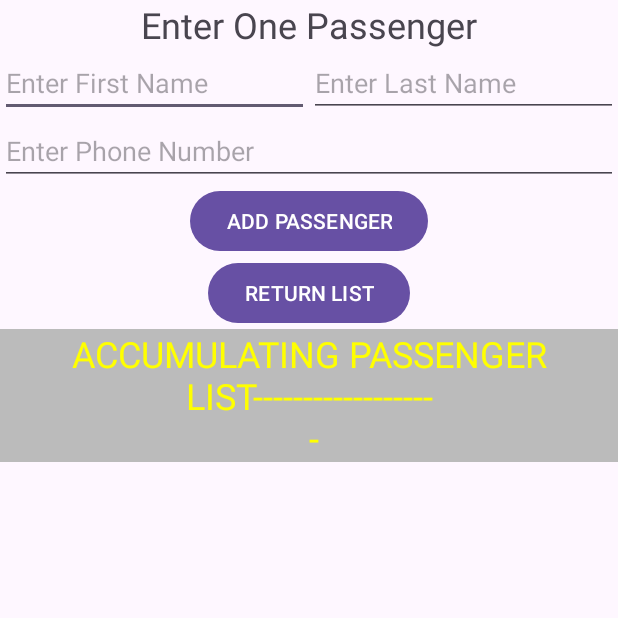
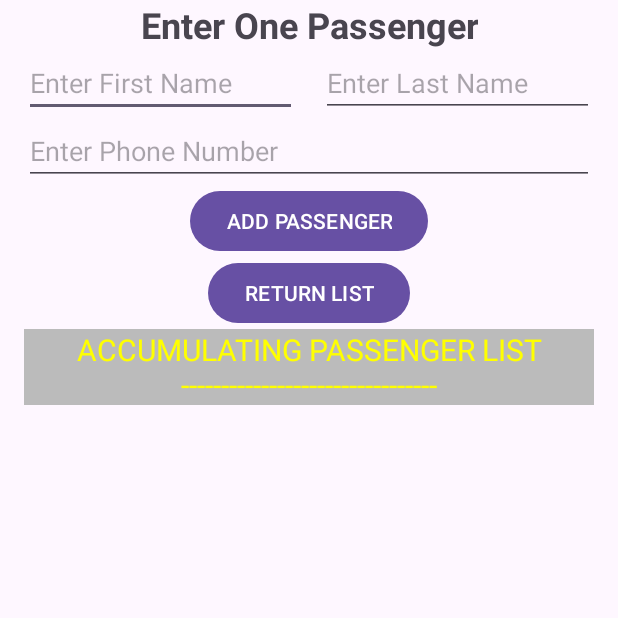
Before and after one commit to rjernist/GetPassengers, an Android app: the GetPassengers screen opened directly, with no data from a screen before it, after a tap on "ADD PASSENGER", on a phone screen of 412 x 824 dp, the top half of it. Run offline under Robolectric (Android 15) with nearby library versions, the phone set to English and light mode, and no system bars.

Commit message:
Final Updates

```diff
--- a/app/src/main/AndroidManifest.xml
+++ b/app/src/main/AndroidManifest.xml
@@ -14,7 +14,7 @@
         tools:targetApi="31">
         <activity
             android:name=".GetPassengers"
-            android:exported="false" />
+            android:exported="true" />
         <activity
             android:name=".MainActivity"
             android:exported="true">
--- a/app/src/main/java/example/getpassengers/GetPassengers.kt
+++ b/app/src/main/java/example/getpassengers/GetPassengers.kt
@@ -1,3 +1,6 @@
+// RJ Sam
+// Major Program 1 - Get Passengers
+// CS 3013
 package example.getpassengers
 
 import android.app.Activity
@@ -18,7 +21,7 @@ class GetPassengers : AppCompatActivity() {
     private lateinit var lastName: EditText
     private lateinit var phoneNumber: EditText
     private lateinit var addButton: Button
-    private lateinit var backButton: EditText
+    private lateinit var backButton: Button
     private lateinit var textPut: TextView
     private val passList: MutableList<Passenger> = ArrayList()
 
@@ -35,10 +38,13 @@ class GetPassengers : AppCompatActivity() {
         textPut = findViewById(R.id.accum_list)
 
         addButton.setOnClickListener {
-            val fName = firstName.text.toString()
-            val lName = lastName.text.toString()
-            val phone = phoneNumber.text.toString()
+            val fName = firstName.text.toString().trim()
+            val lName = lastName.text.toString().trim()
+            val phone = phoneNumber.text.toString().trim()
 
+            if (fName.isEmpty() || lName.isEmpty() || phone.isEmpty()) {
+                Toast.makeText(this, "Please fill out all fields", Toast.LENGTH_SHORT).show()
+            } else {
                 val newPassenger = Passenger(fName, lName, phone)
                 passList.add(newPassenger)
 
@@ -47,6 +53,7 @@ class GetPassengers : AppCompatActivity() {
                 firstName.text.clear()
                 lastName.text.clear()
                 phoneNumber.text.clear()
+            }
         }
 
         backButton.setOnClickListener {
@@ -58,6 +65,7 @@ class GetPassengers : AppCompatActivity() {
             }
 
             setResult(Activity.RESULT_OK, resultIntent)
+            finish()
         }
     }
 }
--- a/app/src/main/java/example/getpassengers/MainActivity.kt
+++ b/app/src/main/java/example/getpassengers/MainActivity.kt
@@ -1,8 +1,11 @@
 // RJ Sam
+// Major Program 1 - Get Passengers
+// CS 3013
 package example.getpassengers
 
 import android.content.Intent
 import android.os.Bundle
+import android.util.Log
 import android.widget.Button
 import android.widget.TextView
 import androidx.activity.enableEdgeToEdge
@@ -22,10 +25,8 @@ class MainActivity : AppCompatActivity() {
                 val data = result.data
                 val count = data?.getStringExtra("COUNT")?.toIntOrNull() ?: 0
 
-                // Clear any previous list in the TextView
                 listText.text = "RETURNED PASSENGER LIST:"
 
-                // Iterate through the number of passengers and display each one
                 for (i in 1..count) {
                     val passenger = data?.getStringExtra("PASS$i") ?: ""
                     listText.append("\n$passenger")
@@ -41,6 +42,7 @@ class MainActivity : AppCompatActivity() {
         val getListButton: Button = findViewById(R.id.get_list_button)
 
         getListButton.setOnClickListener {
+            Log.d("MainActivity", "Button Clicked!")
             val intent = Intent(this, GetPassengers::class.java)
             startForResult.launch(intent)
         }
--- a/app/src/main/res/layout/activity_get_passengers.xml
+++ b/app/src/main/res/layout/activity_get_passengers.xml
@@ -5,6 +5,7 @@
     android:id="@+id/main"
     android:layout_width="match_parent"
     android:layout_height="match_parent"
+    android:fitsSystemWindows="true"
     tools:context=".GetPassengers">
 
     <TextView
@@ -12,7 +13,9 @@
         android:layout_width="wrap_content"
         android:layout_height="wrap_content"
         android:text="Enter One Passenger"
+        android:textStyle="bold"
         android:textSize="24sp"
+        android:gravity="center"
         app:layout_constraintEnd_toEndOf="parent"
         app:layout_constraintStart_toStartOf="parent"
         app:layout_constraintTop_toTopOf="parent"
@@ -22,6 +25,8 @@
         android:id="@+id/first_name"
         android:layout_width="0dp"
         android:layout_height="wrap_content"
+        android:layout_marginStart="16dp"
+        android:layout_marginEnd="8dp"
         android:hint="Enter First Name"
         app:layout_constraintTop_toBottomOf="@+id/header_text"
         app:layout_constraintEnd_toStartOf="@+id/last_name"
@@ -32,6 +37,8 @@
         android:id="@+id/last_name"
         android:layout_width="0dp"
         android:layout_height="wrap_content"
+        android:layout_marginStart="8dp"
+        android:layout_marginEnd="16dp"
         android:hint="Enter Last Name"
         app:layout_constraintTop_toBottomOf="@+id/header_text"
         app:layout_constraintStart_toEndOf="@+id/first_name"
@@ -42,12 +49,13 @@
         android:id="@+id/phone_number"
         android:layout_width="match_parent"
         android:layout_height="wrap_content"
+        android:layout_marginStart="16dp"
+        android:layout_marginEnd="16dp"
         android:hint="Enter Phone Number"
         app:layout_constraintTop_toBottomOf="@+id/first_name"
-        app:layout_constraintStart_toStartOf="parent"
-        app:layout_constraintEnd_toEndOf="parent"
-        app:layout_goneMarginTop="16dp"
-        />
+        app:layout_constraintStart_toStartOf="@+id/first_name"
+        app:layout_constraintEnd_toEndOf="@+id/last_name"
+        app:layout_goneMarginTop="16dp"/>
 
     <Button
         android:id="@+id/add_button"
@@ -71,17 +79,20 @@
 
     <TextView
         android:id="@+id/accum_list"
+        android:layout_marginStart="16dp"
+        android:layout_marginEnd="16dp"
         android:layout_width="0dp"
         android:layout_height="wrap_content"
-        android:text="ACCUMULATING PASSENGER LIST\------------------"
+        android:text="ACCUMULATING PASSENGER LIST\n--------------------------------"
         android:textColor="@color/yellow"
         android:background="@color/grey"
-        android:textSize="24sp"
+        android:textSize="20sp"
         app:layout_constraintEnd_toEndOf="parent"
         app:layout_constraintStart_toStartOf="parent"
         app:layout_goneMarginTop="20dp"
         app:layout_constraintTop_toBottomOf="@+id/back_to_main"
-        android:gravity="center"/>
+        android:gravity="center"
+        tools:ignore="TextContrastCheck"/>
 
 
 </androidx.constraintlayout.widget.ConstraintLayout>
--- a/app/src/main/res/layout/activity_main.xml
+++ b/app/src/main/res/layout/activity_main.xml
@@ -5,6 +5,8 @@
     android:id="@+id/main"
     android:layout_width="match_parent"
     android:layout_height="match_parent"
+    android:background="@color/grey"
+    android:fitsSystemWindows="true"
     tools:context=".MainActivity">
 
     <TextView
@@ -12,6 +14,7 @@
         android:layout_width="wrap_content"
         android:layout_height="wrap_content"
         android:text="PASSENGER LIST APP"
+        android:textStyle="bold"
         android:textSize="24sp"
         app:layout_constraintEnd_toEndOf="parent"
         app:layout_constraintStart_toStartOf="parent"
@@ -41,6 +44,7 @@
         app:layout_constraintStart_toStartOf="parent"
         app:layout_constraintEnd_toEndOf="parent"
         android:layout_marginTop="20dp"
-        />
+        android:layout_marginStart="16dp"
+        android:layout_marginEnd="16dp"/>
 
 </androidx.constraintlayout.widget.ConstraintLayout>
```
Lines whose indentation alone changed are shown as unchanged.
